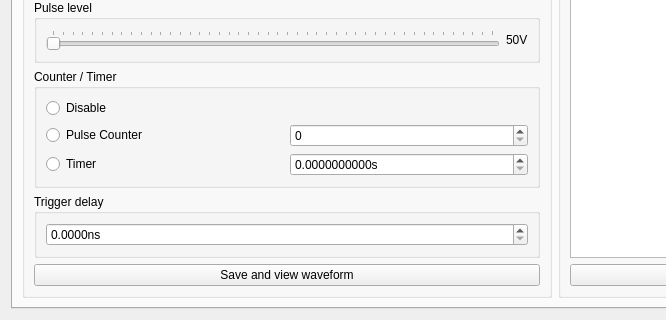
Qt form ui/main.ui (GuillaumeFcr/SCA-Studio) before a commit; both pictures show x 0 to 666 and y 438 to 758 of the 1110 by 758 pixel window.
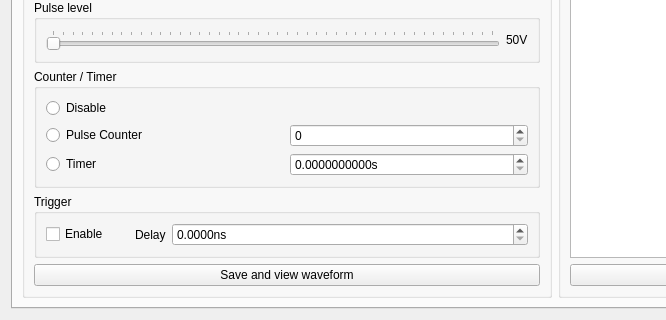
The same form after that commit. The open tabs and pages were chosen to show the change.

The edit to the form file:
```diff
--- a/ui/main.ui
+++ b/ui/main.ui
@@ -1876,10 +1876,54 @@
              <item>
               <widget class="QGroupBox" name="groupBox_7">
                <property name="title">
-                <string>Trigger delay</string>
+                <string>Trigger</string>
                </property>
                <layout class="QVBoxLayout" name="verticalLayout_12">
                 <item>
+                 <layout class="QHBoxLayout" name="horizontalLayout_16">
+                  <item>
+                   <widget class="QCheckBox" name="triggerCheckBox">
+                    <property name="sizePolicy">
+                     <sizepolicy hsizetype="Fixed" vsizetype="Fixed">
+                      <horstretch>0</horstretch>
+                      <verstretch>0</verstretch>
+                     </sizepolicy>
+                    </property>
+                    <property name="text">
+                     <string>Enable</string>
+                    </property>
+                   </widget>
+                  </item>
+                  <item>
+                   <spacer name="horizontalSpacer">
+                    <property name="orientation">
+                     <enum>Qt::Orientation::Horizontal</enum>
+                    </property>
+                    <property name="sizeType">
+                     <enum>QSizePolicy::Policy::Fixed</enum>
+                    </property>
+                    <property name="sizeHint" stdset="0">
+                     <size>
+                      <width>20</width>
+                      <height>20</height>
+                     </size>
+                    </property>
+                   </spacer>
+                  </item>
+                  <item>
+                   <widget class="QLabel" name="label_10">
+                    <property name="sizePolicy">
+                     <sizepolicy hsizetype="Fixed" vsizetype="Preferred">
+                      <horstretch>0</horstretch>
+                      <verstretch>0</verstretch>
+                     </sizepolicy>
+                    </property>
+                    <property name="text">
+                     <string>Delay</string>
+                    </property>
+                   </widget>
+                  </item>
+                  <item>
                  <widget class="QDoubleSpinBox" name="doubleSpinBox_TriggerDelay">
                   <property name="suffix">
                    <string>ns</string>
@@ -1891,6 +1935,8 @@
                    <double>100000000.000000000000000</double>
                   </property>
                  </widget>
+                  </item>
+                 </layout>
                 </item>
                </layout>
               </widget>
```
Lines whose indentation alone changed are shown as unchanged.
